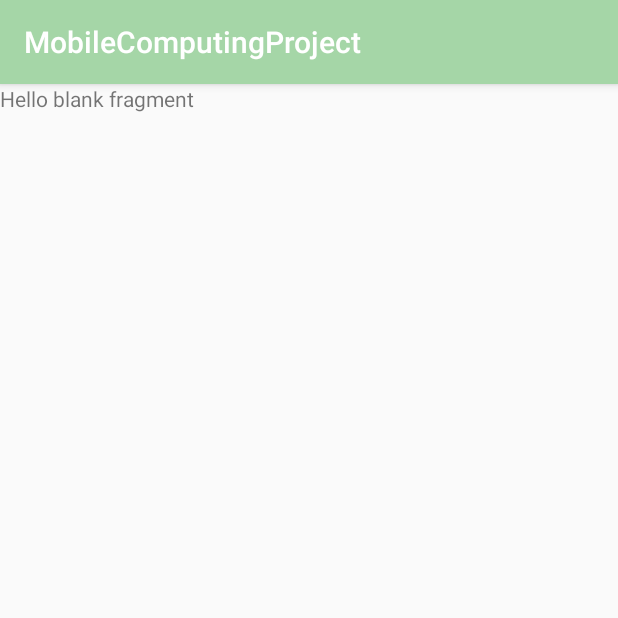
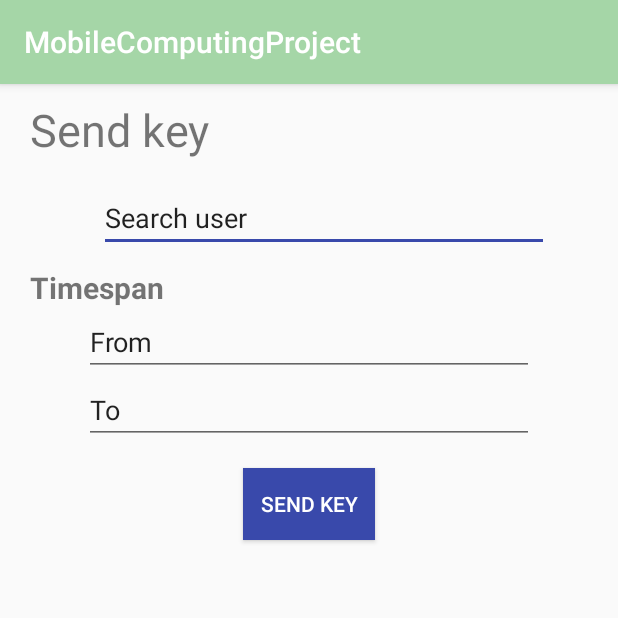
Before and after one commit to Kitzing/TemporaryDigitalKeys, an Android app: the fragment SendFragment shown on its own in the app's theme, on a phone screen of 412 x 824 dp, the top half of it. Run offline under Robolectric (Android 15) with nearby library versions, the phone set to English and light mode, and no system bars.

Commit message:
Added send page

```diff
--- a/app/src/main/java/com/example/mobilecomputingproject/SendFragment.kt
+++ b/app/src/main/java/com/example/mobilecomputingproject/SendFragment.kt
@@ -5,6 +5,9 @@ import androidx.fragment.app.Fragment
 import android.view.LayoutInflater
 import android.view.View
 import android.view.ViewGroup
+import androidx.navigation.findNavController
+import kotlinx.android.synthetic.main.fragment_choose.view.*
+import kotlinx.android.synthetic.main.fragment_send.view.*
 
 // TODO: Rename parameter arguments, choose names that match
 // the fragment initialization parameters, e.g. ARG_ITEM_NUMBER
@@ -33,8 +36,15 @@ class SendFragment : Fragment() {
         inflater: LayoutInflater, container: ViewGroup?,
         savedInstanceState: Bundle?
     ): View? {
+
+        val root = inflater.inflate(R.layout.fragment_send, container, false)
+
+        root.send_button.setOnClickListener{
+                view : View ->
+            view.findNavController().navigate(R.id.action_sendFragment_to_navigation_home)
+        }
         // Inflate the layout for this fragment
-        return inflater.inflate(R.layout.fragment_send, container, false)
+        return root
     }
 
     companion object {
--- a/app/src/main/res/layout/fragment_send.xml
+++ b/app/src/main/res/layout/fragment_send.xml
@@ -1,14 +1,78 @@
 <?xml version="1.0" encoding="utf-8"?>
-<FrameLayout xmlns:android="http://schemas.android.com/apk/res/android"
+<androidx.constraintlayout.widget.ConstraintLayout xmlns:android="http://schemas.android.com/apk/res/android"
     xmlns:tools="http://schemas.android.com/tools"
     android:layout_width="match_parent"
     android:layout_height="match_parent"
+    xmlns:app="http://schemas.android.com/apk/res-auto"
     tools:context=".SendFragment">
 
-    <!-- TODO: Update blank fragment layout -->
     <TextView
-        android:layout_width="match_parent"
-        android:layout_height="match_parent"
-        android:text="@string/hello_blank_fragment" />
+        android:id="@+id/sendKeyHeader"
+        android:layout_width="wrap_content"
+        android:layout_height="wrap_content"
+        android:layout_marginStart="20dp"
+        android:layout_marginTop="10dp"
+        android:text="@string/send_key"
+        android:textSize="30sp"
+        app:layout_constraintStart_toStartOf="parent"
+        app:layout_constraintTop_toTopOf="parent" />
 
-</FrameLayout>
+    <EditText
+        android:id="@+id/editTextSearchUser"
+        android:layout_width="300dp"
+        android:layout_height="wrap_content"
+        android:layout_marginStart="20dp"
+        android:layout_marginTop="16dp"
+        android:ems="10"
+        android:inputType="textPersonName"
+        android:text="@string/search_user"
+        app:layout_constraintStart_toStartOf="parent"
+        app:layout_constraintEnd_toEndOf="parent"
+        app:layout_constraintTop_toBottomOf="@id/sendKeyHeader" />
+
+    <TextView
+        android:id="@+id/timespanHeader"
+        android:layout_width="wrap_content"
+        android:layout_height="wrap_content"
+        android:layout_marginStart="20dp"
+        android:layout_marginTop="10dp"
+        android:text="@string/timespan"
+        android:textSize="20sp"
+        android:textStyle="bold"
+        app:layout_constraintTop_toBottomOf="@id/editTextSearchUser"
+        app:layout_constraintStart_toStartOf="parent"/>
+
+    <EditText
+        android:id="@+id/editTextFromDate"
+        android:layout_width="300dp"
+        android:layout_height="wrap_content"
+        android:ems="10"
+        android:text="@string/from"
+        android:inputType="date"
+        app:layout_constraintTop_toBottomOf="@id/timespanHeader"
+        app:layout_constraintStart_toStartOf="parent"
+        app:layout_constraintEnd_toEndOf="parent"/>
+
+    <EditText
+        android:id="@+id/editTextToDate"
+        android:layout_width="300dp"
+        android:layout_height="wrap_content"
+        android:ems="10"
+        android:text="@string/to"
+        android:inputType="date"
+        app:layout_constraintTop_toBottomOf="@id/editTextFromDate"
+        app:layout_constraintStart_toStartOf="parent"
+        app:layout_constraintEnd_toEndOf="parent"/>
+
+    <Button
+        android:id="@+id/send_button"
+        android:layout_width="wrap_content"
+        android:layout_height="wrap_content"
+        style="@style/ButtonStyle"
+        android:text="@string/send_key"
+        android:layout_marginTop="16dp"
+        app:layout_constraintStart_toStartOf="parent"
+        app:layout_constraintEnd_toEndOf="parent"
+        app:layout_constraintTop_toBottomOf="@id/editTextToDate"/>
+
+</androidx.constraintlayout.widget.ConstraintLayout>
--- a/app/src/main/res/values/strings.xml
+++ b/app/src/main/res/values/strings.xml
@@ -26,4 +26,9 @@
     <string name="city">City</string>
     <string name="select_image">Select image</string>
     <string name="comment">Comment</string>
+    <string name="send_key">Send key</string>
+    <string name="search_user">Search user</string>
+    <string name="timespan">Timespan</string>
+    <string name="from">From</string>
+    <string name="to">To</string>
 </resources>
```
